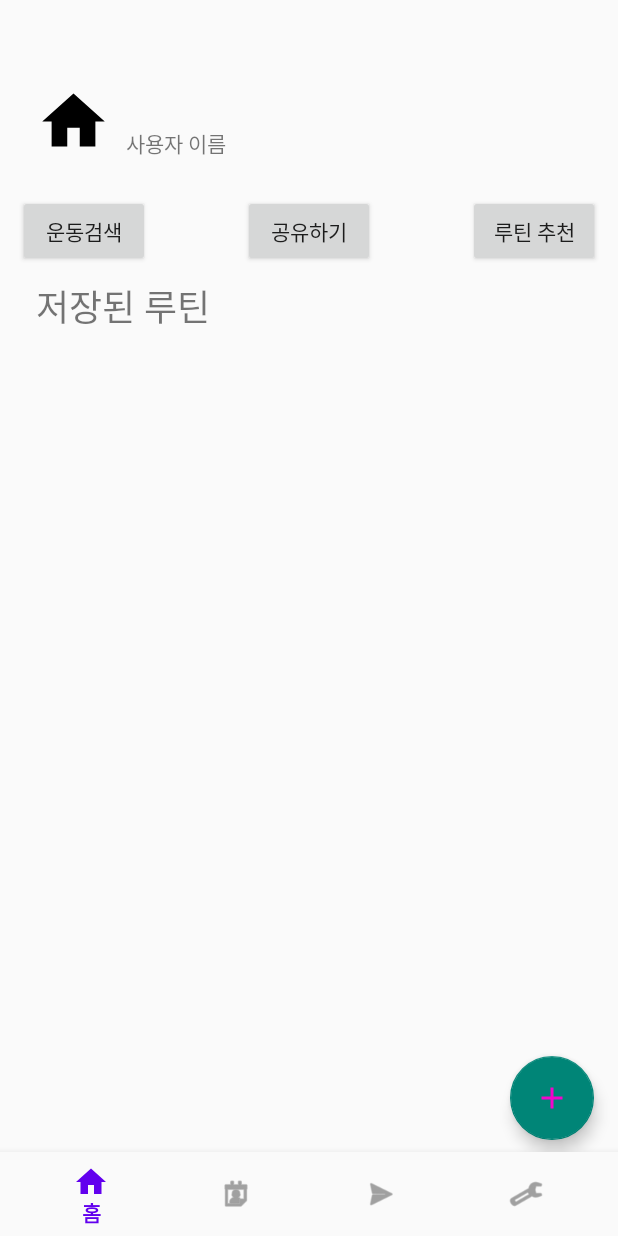
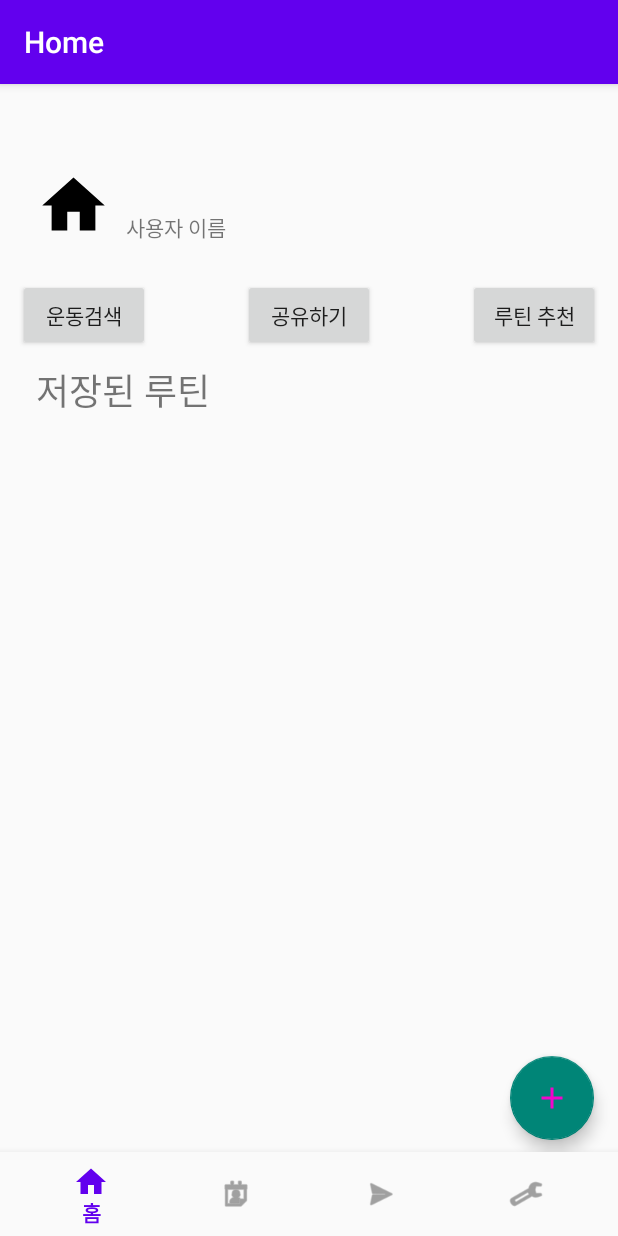
Before and after one commit to jininim/Muscle-up-, an Android app: the screen it shows after launch (MainActivity), on a phone screen of 412 x 824 dp. Run offline under Robolectric (Android 15) with nearby library versions, the light colour scheme and no system bars; our stand-ins replace data binding, navigation-ui.

Commit message:
dashboard commit

```diff
--- a/app/src/main/res/values/themes.xml
+++ b/app/src/main/res/values/themes.xml
@@ -1,6 +1,6 @@
 <resources xmlns:tools="http://schemas.android.com/tools">
     <!-- Base application theme. -->
-    <style name="Theme.Teamproject_HomeTrainingAssistant_APP" parent="Theme.AppCompat.DayNight.NoActionBar">
+    <style name="Theme.Teamproject_HomeTrainingAssistant_APP" parent="Theme.AppCompat.DayNight.DarkActionBar">
         <!-- Primary brand color. -->
         <item name="colorPrimary">@color/purple_500</item>
         <item name="colorPrimaryVariant">@color/purple_700</item>
```
